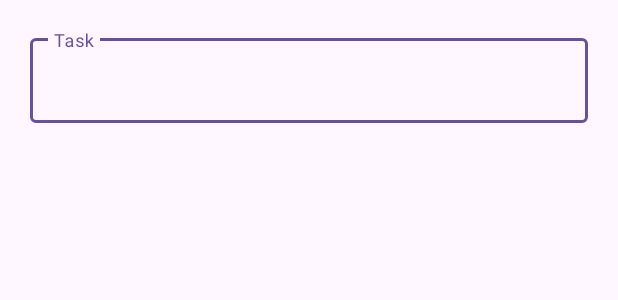
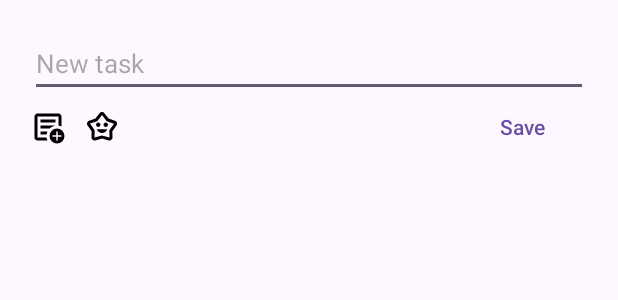
Before and after one commit to alanamalemba/GetItDone, an Android app: the layout dialog_add_task.xml on its own in the app's theme, with its tools: preview values and no code run, on a phone screen of 412 x 824 dp. Shown: the top 300 px of the screen. Run offline under Robolectric (Android 15) with nearby library versions, the phone set to English and light mode, and no system bars.

Commit message:
implement saving of tasks to database using BottomSheetDialog

```diff
--- a/app/src/main/java/com/example/getitdone/MainActivity.kt
+++ b/app/src/main/java/com/example/getitdone/MainActivity.kt
@@ -2,6 +2,7 @@ package com.example.getitdone
 
 import TasksFragment
 import android.os.Bundle
+import android.view.View
 import android.widget.Toast
 import androidx.appcompat.app.AppCompatActivity
 import androidx.fragment.app.Fragment
@@ -9,14 +10,19 @@ import androidx.fragment.app.FragmentActivity
 import androidx.viewpager2.adapter.FragmentStateAdapter
 import com.example.getitdone.data.GetItDoneDatabase
 import com.example.getitdone.data.Task
+import com.example.getitdone.data.TaskDao
 import com.example.getitdone.databinding.ActivityMainBinding
 import com.example.getitdone.databinding.DialogAddTaskBinding
+import com.google.android.material.bottomsheet.BottomSheetDialog
 import com.google.android.material.dialog.MaterialAlertDialogBuilder
 import com.google.android.material.tabs.TabLayoutMediator
 import kotlin.concurrent.thread
+import androidx.core.view.isVisible
 
 class MainActivity : AppCompatActivity() {
     private lateinit var binding: ActivityMainBinding;
+    private lateinit var database: GetItDoneDatabase
+    private val taskDao: TaskDao by lazy { database.getTaskDao() }
 
     override fun onCreate(savedInstanceState: Bundle?) {
         super.onCreate(savedInstanceState)
@@ -25,7 +31,6 @@ class MainActivity : AppCompatActivity() {
         setContentView(binding.root)
 
         binding.viewPager2.adapter = PagerAdapter(this)
-
         TabLayoutMediator(binding.tabLayout, binding.viewPager2) { tab, position ->
             when (position) {
                 0 -> {
@@ -34,22 +39,9 @@ class MainActivity : AppCompatActivity() {
             }
         }.attach()
 
+        database = GetItDoneDatabase.createDatabase(this)
+
         setUpClickListeners()
-
-        val database = GetItDoneDatabase.createDatabase(this)
-
-        val taskDao = database.getTaskDao()
-
-        thread {
-            taskDao.createTask(Task(title = "Alan's first task!"))
-
-            val tasks = taskDao.getAllTasks()
-
-            runOnUiThread {
-                Toast.makeText(this, "Number of tasks: ${tasks.size}", Toast.LENGTH_LONG).show()
-            }
-
-        }
     }
 
     private fun setUpClickListeners() {
@@ -60,12 +52,31 @@ class MainActivity : AppCompatActivity() {
 
     private fun showAddTaskDialog() {
         val dialogBinding = DialogAddTaskBinding.inflate(layoutInflater)
-        MaterialAlertDialogBuilder(this).setTitle("Add new task").setView(dialogBinding.root)
-            .setPositiveButton("Save") { _, _ ->
-                Toast.makeText(
-                    this, "Your task is ${dialogBinding.editText.text}", Toast.LENGTH_LONG
-                ).show()
-            }.setNegativeButton("Cancel", null).show()
+
+        val dialog = BottomSheetDialog(this)
+
+        dialog.setContentView(dialogBinding.root)
+
+
+        dialogBinding.imageButtonDetails.setOnClickListener {
+            dialogBinding.editTextTaskDetails.visibility =
+                if (dialogBinding.editTextTaskDetails.isVisible) View.GONE else View.VISIBLE
+        }
+
+        dialogBinding.buttonSave.setOnClickListener {
+            val task = Task(
+                title = dialogBinding.editTextTaskTitle.text.toString(),
+                description = dialogBinding.editTextTaskDetails.text.toString()
+            );
+
+            thread {
+                taskDao.createTask(task)
+            }
+            dialog.dismiss()
+
+        }
+
+        dialog.show()
     }
 
     inner class PagerAdapter(activity: FragmentActivity) : FragmentStateAdapter(activity) {
--- /dev/null
+++ b/app/src/main/res/drawable/icon_details.xml
@@ -0,0 +1,5 @@
+<vector xmlns:android="http://schemas.android.com/apk/res/android" android:height="24dp" android:tint="#000000" android:viewportHeight="960" android:viewportWidth="960" android:width="24dp">
+
+    <path android:fillColor="@android:color/white" android:pathData="M200,840Q167,840 143.5,816.5Q120,793 120,760L120,200Q120,167 143.5,143.5Q167,120 200,120L760,120Q793,120 816.5,143.5Q840,167 840,200L840,468Q821,459 801,452.5Q781,446 760,443L760,200Q760,200 760,200Q760,200 760,200L200,200Q200,200 200,200Q200,200 200,200L200,760Q200,760 200,760Q200,760 200,760L442,760Q445,782 451.5,802Q458,822 467,840L200,840ZM200,720Q200,731 200,740.5Q200,750 200,760L200,760Q200,760 200,760Q200,760 200,760L200,200Q200,200 200,200Q200,200 200,200L200,200Q200,200 200,200Q200,200 200,200L200,443Q200,441 200,440.5Q200,440 200,440Q200,440 200,522Q200,604 200,720ZM280,680L443,680Q446,659 452.5,639Q459,619 467,600L280,600L280,680ZM280,520L524,520Q556,490 595.5,470Q635,450 680,443L680,440L280,440L280,520ZM280,360L680,360L680,280L280,280L280,360ZM720,920Q637,920 578.5,861.5Q520,803 520,720Q520,637 578.5,578.5Q637,520 720,520Q803,520 861.5,578.5Q920,637 920,720Q920,803 861.5,861.5Q803,920 720,920ZM700,840L740,840L740,740L840,740L840,700L740,700L740,600L700,600L700,700L600,700L600,740L700,740L700,840Z"/>
+
+</vector>
--- /dev/null
+++ b/app/src/main/res/drawable/icon_star.xml
@@ -0,0 +1,5 @@
+<vector xmlns:android="http://schemas.android.com/apk/res/android" android:height="24dp" android:tint="#000000" android:viewportHeight="960" android:viewportWidth="960" android:width="24dp">
+
+    <path android:fillColor="@android:color/white" android:pathData="M480,640Q528,640 565.5,611.5Q603,583 620,538L340,538Q357,583 394.5,611.5Q432,640 480,640ZM380,480Q405,480 422.5,462.5Q440,445 440,420Q440,395 422.5,377.5Q405,360 380,360Q355,360 337.5,377.5Q320,395 320,420Q320,445 337.5,462.5Q355,480 380,480ZM580,480Q605,480 622.5,462.5Q640,445 640,420Q640,395 622.5,377.5Q605,360 580,360Q555,360 537.5,377.5Q520,395 520,420Q520,445 537.5,462.5Q555,480 580,480ZM305,256L417,111Q429,95 445.5,87.5Q462,80 480,80Q498,80 514.5,87.5Q531,95 543,111L655,256L825,313Q851,321 866,342.5Q881,364 881,390Q881,402 877.5,414Q874,426 866,437L756,593L760,757Q761,792 737,816Q713,840 681,840Q679,840 659,837L480,787L301,837Q296,839 290,839.5Q284,840 279,840Q247,840 223,816Q199,792 200,757L204,592L95,437Q87,426 83.5,414Q80,402 80,390Q80,365 94.5,343.5Q109,322 135,313L305,256ZM354,325L160,389Q160,389 160,389Q160,389 160,389L284,568L280,759Q280,759 280,759Q280,759 280,759L480,704L680,760Q680,760 680,760Q680,760 680,760L676,568L800,391Q800,391 800,391Q800,391 800,391L606,325L480,160Q480,160 480,160Q480,160 480,160L354,325ZM480,460L480,460Q480,460 480,460Q480,460 480,460L480,460L480,460Q480,460 480,460Q480,460 480,460L480,460L480,460Q480,460 480,460Q480,460 480,460L480,460L480,460Q480,460 480,460Q480,460 480,460L480,460L480,460Q480,460 480,460Q480,460 480,460Z"/>
+
+</vector>
--- a/app/src/main/res/layout/dialog_add_task.xml
+++ b/app/src/main/res/layout/dialog_add_task.xml
@@ -1,24 +1,65 @@
 <?xml version="1.0" encoding="utf-8"?>
-<LinearLayout xmlns:android="http://schemas.android.com/apk/res/android"
+<androidx.constraintlayout.widget.ConstraintLayout xmlns:android="http://schemas.android.com/apk/res/android"
     xmlns:app="http://schemas.android.com/apk/res-auto"
+    xmlns:tools="http://schemas.android.com/tools"
     android:layout_width="match_parent"
     android:layout_height="match_parent"
-    android:orientation="vertical"
     android:padding="20dp">
 
-    <com.google.android.material.textfield.TextInputLayout
+
+    <EditText
+        android:id="@+id/edit_text_task_title"
         android:layout_width="match_parent"
-        style="@style/Widget.Material3.TextInputLayout.OutlinedBox"
-        android:hint="Task"
-        android:layout_height="wrap_content">
+        android:layout_height="wrap_content"
+        android:hint="@string/new_task"
+        android:importantForAutofill="no"
+        android:inputType="text"
+        android:textSize="17sp"
+        app:layout_constraintTop_toTopOf="parent" />
 
-        <com.google.android.material.textfield.TextInputEditText
-            android:layout_width="match_parent"
-            android:id="@+id/edit_text"
-            android:layout_height="wrap_content">
+    <EditText
+        android:id="@+id/edit_text_task_details"
+        android:layout_width="match_parent"
+        android:layout_height="wrap_content"
+        android:layout_marginTop="8dp"
+        android:hint="@string/add_details"
+        android:importantForAutofill="no"
+        android:inputType="text"
+        android:textSize="14sp"
+        android:visibility="gone"
+        app:layout_constraintTop_toBottomOf="@id/edit_text_task_title" />
 
-        </com.google.android.material.textfield.TextInputEditText>
-    </com.google.android.material.textfield.TextInputLayout>
+    <ImageButton
+        android:id="@+id/image_button_details"
+        android:layout_width="wrap_content"
+        android:layout_height="wrap_content"
+        android:layout_marginTop="8dp"
+        android:background="@null"
+        android:contentDescription="@string/add_details_button"
+        android:src="@drawable/icon_details"
+        app:layout_constraintStart_toStartOf="parent"
+        app:layout_constraintTop_toBottomOf="@id/edit_text_task_details" />
+
+    <ImageButton
+        android:id="@+id/image_button_star_task"
+        android:layout_width="wrap_content"
+        android:layout_height="wrap_content"
+        android:layout_marginStart="12dp"
+        android:background="@null"
+        android:contentDescription="@string/star_button"
+        android:src="@drawable/icon_star"
+        app:layout_constraintStart_toEndOf="@id/image_button_details"
+        app:layout_constraintTop_toTopOf="@id/image_button_details" />
+
+    <com.google.android.material.button.MaterialButton
+        android:id="@+id/button_save"
+        style="@style/Widget.Material3.Button.TextButton"
+        android:layout_width="wrap_content"
+        android:layout_height="wrap_content"
+        android:text="@string/save"
+        app:layout_constraintBottom_toBottomOf="@id/image_button_details"
+        app:layout_constraintEnd_toEndOf="parent"
+        app:layout_constraintTop_toTopOf="@id/image_button_star_task" />
 
 
-</LinearLayout>
+</androidx.constraintlayout.widget.ConstraintLayout>
--- a/app/src/main/res/values/strings.xml
+++ b/app/src/main/res/values/strings.xml
@@ -3,4 +3,9 @@
     <!-- TODO: Remove or change this placeholder text -->
     <string name="hello_blank_fragment">Hello blank fragment</string>
     <string name="add_task">Add task</string>
+    <string name="new_task">New task</string>
+    <string name="add_details">Add details</string>
+    <string name="add_details_button">add details button</string>
+    <string name="star_button">star button</string>
+    <string name="save">Save</string>
 </resources>
```
